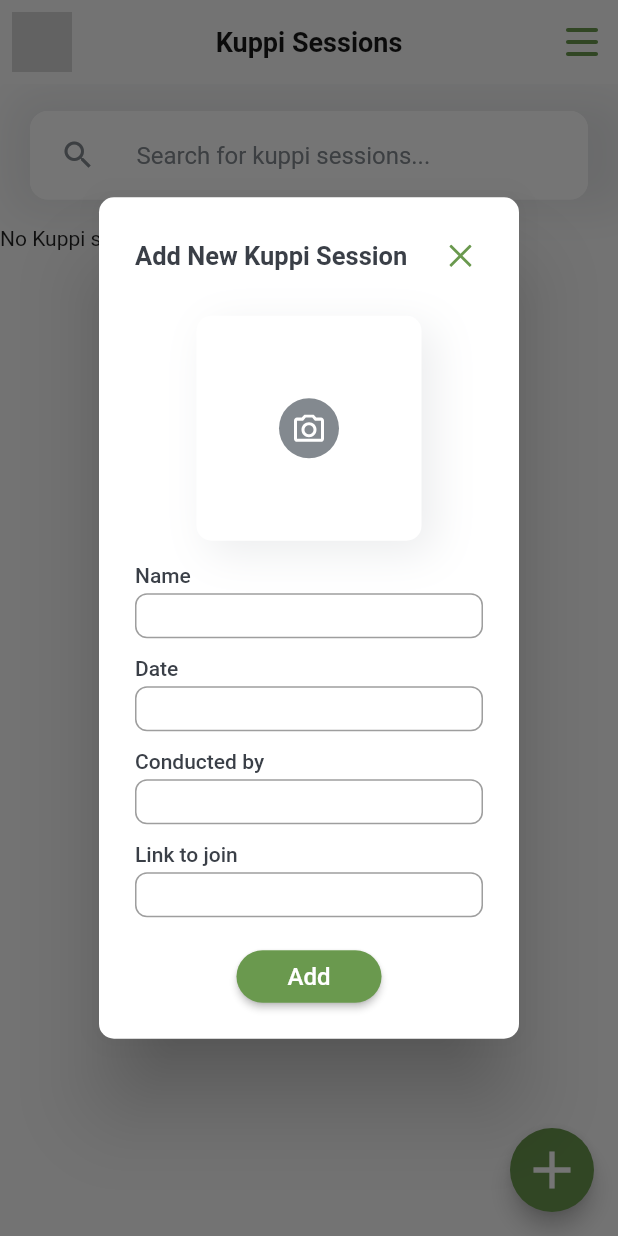
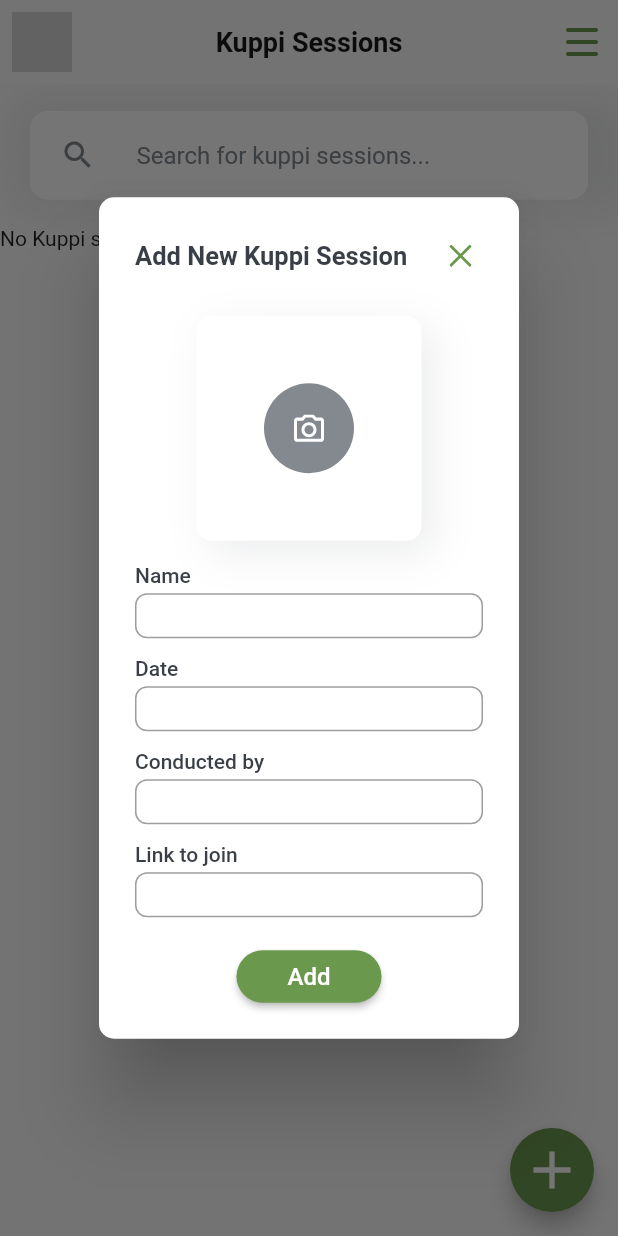
Before and after one commit to Chamith-Dilshan/ScholarSync_MobileApp, a Flutter app: the KuppiPage screen opened directly, after a tap on an icon or button, on a phone screen of 412 x 824 dp. Run offline on Flutter 3.47's test engine with Material 2 defaults, Android fonts, the phone set to English and light mode, and no system bars; drawn by our look-alikes of calendar_view; our stand-ins replace cloud_firestore, expandable_text, firebase_auth, firebase_core, firebase_storage, flutter_riverpod and 2 more; accounts and stored records are empty.

Commit message:
make the form dialog able to handle images

```diff
--- a/lib/common/reusable_form_dialog.dart
+++ b/lib/common/reusable_form_dialog.dart
@@ -1,3 +1,5 @@
+import 'dart:typed_data';
+
 import 'package:flutter/material.dart';
 import 'package:scholarsync/constants/icon_constants.dart';
 import 'package:scholarsync/common/custom_elevated_button.dart';
@@ -10,6 +12,7 @@ class ReusableFormDialog extends StatefulWidget {
   final List<Widget> formFields;
   final void Function(Map<String, String> formData)? onSubmit;
   final String buttonLabel;
+  final void Function(Uint8List?)? updateImageBytes;
 
   const ReusableFormDialog({
     Key? key,
@@ -17,6 +20,7 @@ class ReusableFormDialog extends StatefulWidget {
     required this.buttonLabel,
     required this.formFields,
     this.onSubmit,
+    this.updateImageBytes,
   }) : super(key: key);
 
   @override
--- a/lib/features/view/kuppi_page.dart
+++ b/lib/features/view/kuppi_page.dart
@@ -1,5 +1,8 @@
+import 'dart:typed_data';
+
 import 'package:flutter/material.dart';
 import 'package:flutter_svg/svg.dart';
+import 'package:image_picker/image_picker.dart';
 import 'package:scholarsync/common/button_icon.dart';
 import 'package:scholarsync/common/search_bar.dart';
 import 'package:scholarsync/constants/icon_constants.dart';
@@ -13,6 +16,7 @@ import 'package:scholarsync/theme/palette.dart';
 import 'package:scholarsync/utils/kuppi_repository.dart';
 
 import '../../models/kuppi.dart';
+import '../../utils/utils.dart';
 
 final KuppiRepository _kuppiRepository = KuppiRepository();
 
@@ -24,6 +28,8 @@ class KuppiPage extends StatefulWidget {
 }
 
 class _KuppiPageState extends State<KuppiPage> {
+  Uint8List? _selectedImageBytes;
+
   final _nameController = TextEditingController();
   final _dateController = TextEditingController();
   final _conductorController = TextEditingController();
@@ -137,7 +143,8 @@ class _KuppiPageState extends State<KuppiPage> {
         ));
   }
 
-  void _showFormDialog(BuildContext context) {
+  void _showFormDialog(BuildContext context) async {
+    // ignore: use_build_context_synchronously
     showDialog(
       context: context,
       builder: (BuildContext context) {
@@ -146,39 +153,10 @@ class _KuppiPageState extends State<KuppiPage> {
           buttonLabel: 'Add',
           formFields: [
             const SizedBox(height: 5),
-            Stack(
-              alignment: Alignment.center,
-              children: [
-                Container(
-                  width: 150,
-                  height: 150,
-                  decoration: BoxDecoration(
-                    color: PaletteLightMode.whiteColor,
-                    borderRadius: BorderRadius.circular(10),
-                    boxShadow: const [
-                      BoxShadow(
-                        color: PaletteLightMode.shadowColor,
-                        offset: Offset(8, 8),
-                        blurRadius: 24,
-                        spreadRadius: 0,
-                      )
-                    ],
-                  ),
-                ),
-                Container(
-                    width: 40,
-                    height: 40,
-                    decoration: const BoxDecoration(
-                      color: PaletteLightMode.secondaryTextColor,
-                      shape: BoxShape.circle,
-                    ),
-                    child: ButtonIcon(
-                      icon: IconConstants.cameraIcon,
-                      iconColor: PaletteLightMode.whiteColor,
-                      size: 20,
-                      onTap: () {},
-                    )),
-              ],
+            StatefulBuilder(
+              builder: (context, setState) {
+                return _buildImagePicker(setState);
+              },
             ),
             const SizedBox(height: 15),
             ReusableTextField(
@@ -233,4 +211,74 @@ class _KuppiPageState extends State<KuppiPage> {
       },
     );
   }
+
+  bool _isImageSelected = false;
+
+  Widget _buildImagePicker(StateSetter setState) {
+    return GestureDetector(
+      onTap: () async {
+        if (_isImageSelected) {
+          final selectedImageBytes = await pickImage(ImageSource.gallery);
+
+          if (selectedImageBytes != null) {
+            setState(() {
+              _selectedImageBytes = selectedImageBytes;
+            });
+          }
+        } else {
+          final selectedImageBytes = await pickImage(ImageSource.gallery);
+
+          if (selectedImageBytes != null) {
+            setState(() {
+              _selectedImageBytes = selectedImageBytes;
+              _isImageSelected = true;
+            });
+          }
+        }
+      },
+      child: Container(
+        width: 150,
+        height: 150,
+        decoration: BoxDecoration(
+          color: PaletteLightMode.whiteColor,
+          borderRadius: BorderRadius.circular(10), // Added border radius
+          boxShadow: const [
+            BoxShadow(
+              color: PaletteLightMode.shadowColor,
+              offset: Offset(8, 8),
+              blurRadius: 24,
+              spreadRadius: 0,
+            ),
+          ],
+        ),
+        child: _isImageSelected
+            ? ClipRRect(
+                borderRadius: BorderRadius.circular(10),
+                child: _selectedImageBytes != null
+                    ? Image.memory(
+                        _selectedImageBytes!,
+                        width: 150,
+                        height: 150,
+                        fit: BoxFit.cover,
+                      )
+                    : Container(), // Display nothing if no image is selected
+              )
+            : Center(
+                child: Container(
+                  width: 60,
+                  height: 60,
+                  decoration: const BoxDecoration(
+                    color: PaletteLightMode.secondaryTextColor,
+                    shape: BoxShape.circle,
+                  ),
+                  child: const ButtonIcon(
+                    icon: IconConstants.cameraIcon,
+                    iconColor: PaletteLightMode.whiteColor,
+                    size: 20,
+                  ),
+                ),
+              ),
+      ),
+    );
+  }
 }
```
